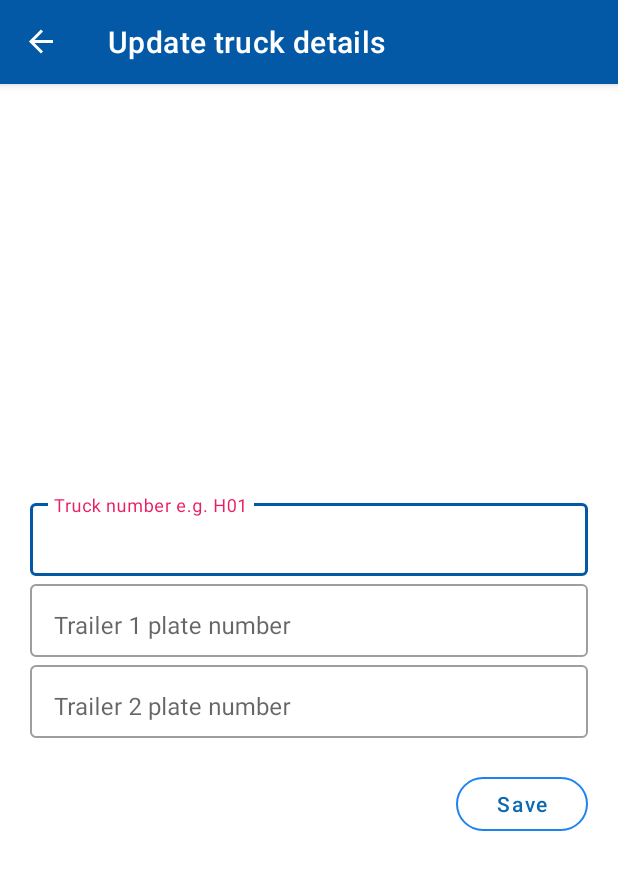
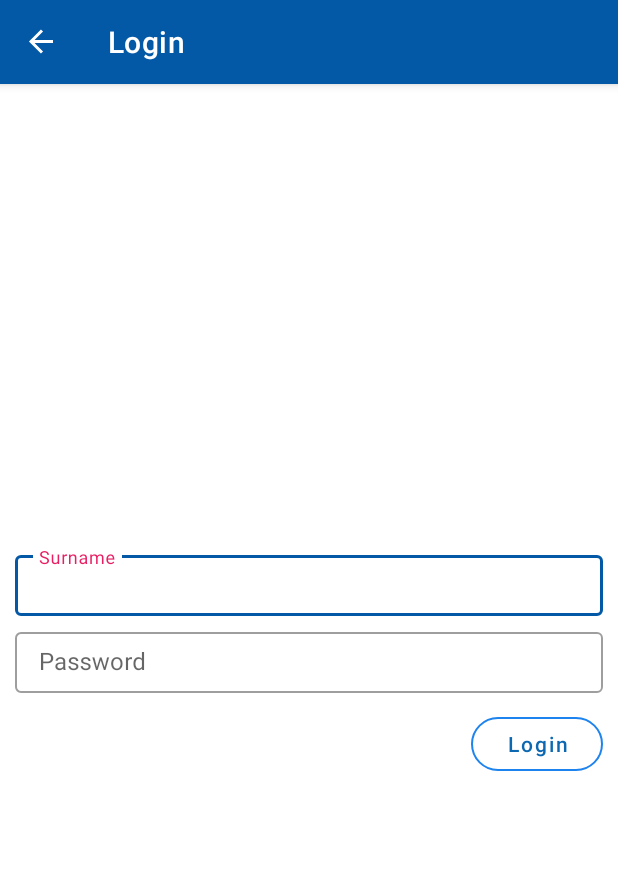
Before and after one commit to JVamcas/NamOps-Container-Drivers-Portal, an Android app: the screen it shows after launch (MainActivity), in the side drawer, after a tap on "My Truck", on a phone screen of 412 x 824 dp. Shown: the top 870 px of the screen. Run offline under Robolectric (Android 15) with nearby library versions, the phone set to English and light mode, and no system bars; our stand-ins replace Room's generated code, data binding, navigation-ui; libraries missing offline, so code that uses them is left out: com.skydoves.powerspinner, org.apache.commons; 31 statements that could not run were skipped.

Commit message:
auth working - tested

```diff
--- a/app/src/main/java/com/pet001kambala/namopscontainers/MainActivity.kt
+++ b/app/src/main/java/com/pet001kambala/namopscontainers/MainActivity.kt
@@ -2,6 +2,8 @@ package com.pet001kambala.namopscontainers
 
 import android.os.Bundle
 import android.view.MenuItem
+import android.view.View
+import android.widget.Toast
 import androidx.appcompat.app.AppCompatActivity
 import androidx.core.view.GravityCompat
 import androidx.lifecycle.ViewModelProvider
@@ -14,7 +16,10 @@ import androidx.navigation.ui.setupWithNavController
 import com.google.android.material.navigation.NavigationView
 import com.pet001kambala.namopscontainers.databinding.ActivityMainBinding
 import com.pet001kambala.namopscontainers.databinding.NavHeaderMainBinding
+import com.pet001kambala.namopscontainers.ui.account.AccountViewModel
 import com.pet001kambala.namopscontainers.ui.trip.TripViewModel
+import com.pet001kambala.namopscontainers.utils.Results
+import kotlinx.coroutines.ExperimentalCoroutinesApi
 
 class MainActivity : AppCompatActivity(), NavigationView.OnNavigationItemSelectedListener {
 
@@ -22,6 +27,7 @@ class MainActivity : AppCompatActivity(), NavigationView.OnNavigationItemSelecte
     private lateinit var binding: ActivityMainBinding
     private lateinit var navController: NavController
     private lateinit var tripModel: TripViewModel
+    private lateinit var accountModel: AccountViewModel
 
     override fun onCreate(savedInstanceState: Bundle?) {
         super.onCreate(savedInstanceState)
@@ -31,6 +37,7 @@ class MainActivity : AppCompatActivity(), NavigationView.OnNavigationItemSelecte
         setSupportActionBar(toolbar)
 
         tripModel = ViewModelProvider(this).get(TripViewModel::class.java)
+        accountModel = ViewModelProvider(this).get(AccountViewModel::class.java)
 
         navController = findNavController(R.id.nav_host_fragment)
 
@@ -42,15 +49,12 @@ class MainActivity : AppCompatActivity(), NavigationView.OnNavigationItemSelecte
         setupActionBarWithNavController(navController, appBarConfiguration)
         binding.navView.setupWithNavController(navController)
         binding.navView.setNavigationItemSelectedListener(this)
+
         val navBinding: NavHeaderMainBinding =
             NavHeaderMainBinding.bind(binding.navView.getHeaderView(0))
-//        accountModel.currentAccount.observe(this) {
-//            navBinding.user = it
-//            account = it
-//            it?.let {
-//                refreshMainActivity()
-//            }
-//        }
+        accountModel.currentDriver.observe(this) {
+            navBinding.user = it
+        }
     }
 
 
@@ -62,7 +66,6 @@ class MainActivity : AppCompatActivity(), NavigationView.OnNavigationItemSelecte
     override fun onNavigationItemSelected(item: MenuItem): Boolean {
         binding.drawerLayout.closeDrawer(GravityCompat.START)
         val curDest = navController.currentDestination?.id
-
 
         when (item.itemId) {
             R.id.nav_home -> {
@@ -76,4 +79,12 @@ class MainActivity : AppCompatActivity(), NavigationView.OnNavigationItemSelecte
         }
         return false
     }
+
+    @ExperimentalCoroutinesApi
+    fun onSignOut(view: View) {
+        accountModel.signOut().observe(this) { results ->
+            if (results is Results.Success<*>)
+                Toast.makeText(this, "Signed Out.", Toast.LENGTH_SHORT).show()
+        }
+    }
 }
--- /dev/null
+++ b/app/src/main/java/com/pet001kambala/namopscontainers/model/Auth.kt
@@ -0,0 +1,26 @@
+package com.pet001kambala.namopscontainers.model
+
+import androidx.databinding.Bindable
+import com.pet001kambala.namopscontainers.BR
+
+class Auth(
+
+): AbstractModel(){
+    @Bindable
+    var surname: String? = null
+        set(value) {
+            if (field != value) {
+                field = value
+                notifyPropertyChanged(BR.surname)
+            }
+        }
+
+    @Bindable
+    var passcode: String? = null
+        set(value) {
+            if (field != value) {
+                field = value
+                notifyPropertyChanged(BR.passcode)
+            }
+        }
+}
--- a/app/src/main/java/com/pet001kambala/namopscontainers/repo/AccountRepo.kt
+++ b/app/src/main/java/com/pet001kambala/namopscontainers/repo/AccountRepo.kt
@@ -1,4 +1,68 @@
 package com.pet001kambala.namopscontainers.repo
 
-class AccountRepo {
+import android.app.Application
+import com.google.gson.JsonParser
+import com.pet001kambala.namopscontainers.model.AbstractModel
+import com.pet001kambala.namopscontainers.model.Auth
+import com.pet001kambala.namopscontainers.model.Driver
+import com.pet001kambala.namopscontainers.model.Trip
+import com.pet001kambala.namopscontainers.utils.ParseUtil.Companion.convert
+import com.pet001kambala.namopscontainers.utils.Results
+import kotlinx.coroutines.Dispatchers
+import kotlinx.coroutines.flow.callbackFlow
+import kotlinx.coroutines.withContext
+import okhttp3.OkHttpClient
+import okhttp3.Request
+import java.lang.Exception
+import java.util.concurrent.Flow
+
+class AccountRepo(private val app: Application) {
+
+    val tripDao by lazy { TripDatabase.getDatabase(app).tripDao() }
+
+    suspend fun login(auth: Auth? = null): Results {
+
+        return try {
+            withContext(Dispatchers.IO) {
+
+                if (auth == null) {
+                    val driver = tripDao.loadCurrentDriver()
+                    val data = if (driver == null) arrayListOf() else arrayListOf(driver)
+                    Results.Success(data = data, code = Results.Success.CODE.LOAD_SUCCESS)
+                } else {
+                    tripDao.clearDriverTable()//remove any driver who was there
+
+                    val url =
+                        "http://160.242.10.200:8081/namops_driver_portal/drivers?surname=${auth.surname}&passcode=${auth.passcode}"
+                    val client = OkHttpClient.Builder().build()
+                    val request = Request.Builder()
+                        .url(url)
+                        .build()
+
+                    val results = client.newCall(request).execute()//wait for the results from api
+                    val data = results.body?.string()
+
+                    val jsonTree = JsonParser.parseString(data).asJsonObject
+
+                    when (jsonTree.get("Status").toString().replace("\"", "")) {
+                        "Success" -> {
+                            val jsonData = jsonTree.get("data").toString()
+                            val driver = jsonData.convert<Driver>()
+
+                            tripDao.insertDriver(driver)
+                            Results.Success(
+                                data = arrayListOf(driver).filterNotNull() as ArrayList<Driver>,
+                                code = Results.Success.CODE.LOAD_SUCCESS
+                            )
+                        }
+                        "Invalid Auth" -> Results.Error(AbstractModel.InvalidAuthCredException())
+
+                        else -> Results.Error(AbstractModel.ServerException())
+                    }
+                }
+            }
+        } catch (e: Exception) {
+            Results.Error(e)
+        }
+    }
 }
--- a/app/src/main/java/com/pet001kambala/namopscontainers/ui/AbstractFragment.kt
+++ b/app/src/main/java/com/pet001kambala/namopscontainers/ui/AbstractFragment.kt
@@ -1,6 +1,5 @@
 package com.pet001kambala.namopscontainers.ui
 
-import android.accounts.Account
 import android.app.Dialog
 import android.os.Bundle
 import android.view.Gravity
@@ -15,7 +14,6 @@ import androidx.fragment.app.activityViewModels
 import androidx.lifecycle.LifecycleOwner
 import androidx.lifecycle.LiveData
 import androidx.lifecycle.Observer
-import androidx.lifecycle.viewModelScope
 import androidx.navigation.NavController
 import androidx.navigation.findNavController
 import com.pet001kambala.namopscontainers.R
@@ -24,15 +22,14 @@ import com.pet001kambala.namopscontainers.databinding.WarningDialogBinding
 import com.pet001kambala.namopscontainers.model.Driver
 import com.pet001kambala.namopscontainers.model.Truck
 import com.pet001kambala.namopscontainers.ui.account.AccountViewModel
+import com.pet001kambala.namopscontainers.ui.account.LoginFragment
 import com.pet001kambala.namopscontainers.ui.home.HomeFragment
 import com.pet001kambala.namopscontainers.ui.trip.AbstractTripDetailsFragment
-import com.pet001kambala.namopscontainers.ui.trip.NewTripFragment
 import com.pet001kambala.namopscontainers.ui.trip.TripViewModel
 import com.pet001kambala.namopscontainers.utils.Results
 import com.pet001kambala.namopscontainers.utils.Results.Error.CODE.*
 import com.pet001kambala.namopscontainers.utils.Results.Success.CODE.*
 import kotlinx.coroutines.ExperimentalCoroutinesApi
-import kotlinx.coroutines.launch
 import java.util.concurrent.atomic.AtomicBoolean
 
 abstract class AbstractFragment : Fragment() {
@@ -41,11 +38,9 @@ abstract class AbstractFragment : Fragment() {
     lateinit var navController: NavController
     private lateinit var mProgressbarBinding: ProgressbarBinding
     val accountModel: AccountViewModel by activityViewModels()
-    val driver = Driver(firstName = "Sergio", lastName = "Figueiredo", passCode = "DR0001", id = 3)
+    var driver: Driver? = null
     var truck: Truck? = null
     val tripModel: TripViewModel by activityViewModels()
-
-    var currentAccount: Account? = null
 
     @ExperimentalCoroutinesApi
     override fun onViewCreated(view: View, savedInstanceState: Bundle?) {
@@ -53,22 +48,28 @@ abstract class AbstractFragment : Fragment() {
         handleBackClicks()
         navController = requireActivity().findNavController(R.id.nav_host_fragment)
 
-//        accountModel.authState.observe(viewLifecycleOwner, androidx.lifecycle.Observer {
-////            it?.let {
-////                if (it != AccountViewModel.AuthState.AUTHENTICATED
-////                    && this@AbstractFragment !is AbstractAuthFragment
-////                )
-////                    navController.navigate(R.id.action_global_nav_auth)
-////            }
-//        })
-        tripModel.currentTruck.observe(viewLifecycleOwner) {
+        tripModel.currentTruck.observe(requireActivity()) {
             it?.let {
                 truck = it
             }
         }
 
+        driver = accountModel.currentDriver.value
+        accountModel.currentDriver.observe(viewLifecycleOwner) {
+            if (driver == null && this@AbstractFragment !is LoginFragment)
+                navController.navigate(R.id.action_global_loginFragment)
+
+        }
+
+        when {
+            driver == null && this@AbstractFragment !is LoginFragment ->
+                navController.navigate(
+                    R.id.action_global_loginFragment
+                )
+            else -> {
+                driver?.let {
                     if (this is AbstractTripDetailsFragment || this is HomeFragment) {
-            tripModel.loadCurrentTrip(driver).observe(viewLifecycleOwner) { result ->
+                        tripModel.loadCurrentTrip(it).observe(requireActivity()) { result ->
                             when (result) {
                                 is Results.Loading -> showProgressBar("Loading current trip info...")
                                 is Results.Success<*> -> {
@@ -83,6 +84,10 @@ abstract class AbstractFragment : Fragment() {
                             }
                         }
                     }
+                }
+            }
+        }
+
     }
 
 
@@ -181,7 +186,7 @@ abstract class AbstractFragment : Fragment() {
                 INCORRECT_EMAIL_PASSWORD_COMBO -> showToast("Err: Incorrect email or password.")
                 INVALID_AUTH_CODE -> showToast("Err: Incorrect authentication code.")
                 PHONE_VERIFICATION_CODE_EXPIRED -> showToast("Err: Verification code expired.")
-                INVALID_CON_AUTH -> showToast("Err: Incorrect authentication details.")
+                INVALID_CON_AUTH -> showToast("Err: Incorrect surname or password.")
                 CONNECTION_TIMEOUT -> showToast("Err: Connection timeout.")
                 SERVER_ERR -> showToast("Err: Server error.")
                 NO_CONNECTION -> showToast("Err: No connection!")
--- a/app/src/main/java/com/pet001kambala/namopscontainers/ui/account/AccountViewModel.kt
+++ b/app/src/main/java/com/pet001kambala/namopscontainers/ui/account/AccountViewModel.kt
@@ -1,27 +1,49 @@
 package com.pet001kambala.namopscontainers.ui.account
 
+import android.app.Application
 import androidx.lifecycle.*
+import com.pet001kambala.namopscontainers.model.Auth
+import com.pet001kambala.namopscontainers.model.Driver
 import com.pet001kambala.namopscontainers.repo.AccountRepo
+import com.pet001kambala.namopscontainers.utils.Results
+import kotlinx.coroutines.ExperimentalCoroutinesApi
 
-class AccountViewModel: ViewModel() {
+class AccountViewModel(app: Application) : AndroidViewModel(app) {
 
-    private val accountRepo = AccountRepo()
+    private val accountRepo = AccountRepo(app)
 
-    enum class AuthState {
-        AUTHENTICATED, UNAUTHENTICATED, EMAIL_NOT_VERIFIED
+    private var _currentDriver = MutableLiveData<Driver>()
+    val currentDriver: LiveData<Driver> = _currentDriver
+
+
+    @ExperimentalCoroutinesApi
+    fun login(auth: Auth? = null): LiveData<Results> {
+        return liveData {
+            emit(Results.Loading)
+            try {
+                val results = accountRepo.login(auth = auth)
+                if (results is Results.Success<*>) {
+                    val data = results.data?.firstOrNull()
+                    _currentDriver.value = data as? Driver
+                }
+                emit(results)
+            } catch (e: Exception) {
+                emit(Results.Error(e))
+            }
+        }
     }
 
-    val authState = MutableLiveData<AuthState>()
-
-    private val userId = MutableLiveData<String>()
-
-//    @ExperimentalCoroutinesApi
-//    val currentAccount = userId.switchMap { userId ->
-////        liveData(context = viewModelScope.coroutineContext + Dispatchers.IO) {
-////            accountRepo.accountChangeListener(userId).collect {
-////                if (it is Results.Success<*> && !it.data.isNullOrEmpty())
-////                    emit(it.data.first() as Account)
-////            }
-////        }
-//    }
+    @ExperimentalCoroutinesApi
+    fun signOut(): LiveData<Results> {
+        return liveData {
+            emit(Results.Loading)
+            try {
+                accountRepo.tripDao.clearDriverTable()
+                _currentDriver = MutableLiveData<Driver>()
+                emit(Results.Success<Driver>(code = Results.Success.CODE.LOGOUT_SUCCESS))
+            } catch (e: Exception) {
+                emit(Results.Error(e))
+            }
+        }
+    }
 }
--- /dev/null
+++ b/app/src/main/java/com/pet001kambala/namopscontainers/ui/account/LoginFragment.kt
@@ -0,0 +1,72 @@
+package com.pet001kambala.namopscontainers.ui.account
+
+import android.os.Bundle
+import android.view.LayoutInflater
+import android.view.View
+import android.view.ViewGroup
+import androidx.lifecycle.viewModelScope
+import com.pet001kambala.namopscontainers.R
+import com.pet001kambala.namopscontainers.databinding.FragmentLoginBinding
+import com.pet001kambala.namopscontainers.model.Auth
+import com.pet001kambala.namopscontainers.repo.AccountRepo
+import com.pet001kambala.namopscontainers.ui.AbstractFragment
+import com.pet001kambala.namopscontainers.utils.Results
+import kotlinx.coroutines.ExperimentalCoroutinesApi
+import kotlinx.coroutines.launch
+
+open class LoginFragment : AbstractFragment() {
+
+    lateinit var binding: FragmentLoginBinding
+
+    override fun onCreateView(
+        inflater: LayoutInflater, container: ViewGroup?,
+        savedInstanceState: Bundle?
+    ): View {
+        // Inflate the layout for this fragment
+
+        binding = FragmentLoginBinding.inflate(inflater,container,false)
+        binding.auth = Auth()
+        return binding.root
+    }
+
+    @ExperimentalCoroutinesApi
+    override fun onViewCreated(view: View, savedInstanceState: Bundle?) {
+        super.onViewCreated(view, savedInstanceState)
+
+        accountModel.login().observeOnce(viewLifecycleOwner){results->
+            when(results){
+                is Results.Loading -> showProgressBar("Logging In...")
+                is Results.Success<*> ->{
+                    endProgressBar()
+                    if(!results.dataIfNotSeen.isNullOrEmpty()){
+                        showToast("Logged In.")
+                        navController.popBackStack(R.id.homeFragment,false)
+                    }
+                }
+                else -> {
+                    endProgressBar()
+                    parseRepoResults(results)
+                }
+            }
+        }
+
+        binding.loginBtn.setOnClickListener {
+            accountModel.login(binding.auth!!).observe(viewLifecycleOwner){results->
+                when(results){
+                    is Results.Loading -> showProgressBar("Logging In...")
+                    is Results.Success<*> ->{
+                        endProgressBar()
+                        if(!results.data.isNullOrEmpty()){
+                            showToast("Logged In.")
+                            navController.popBackStack(R.id.homeFragment,false)
+                        }
+                    }
+                    else -> {
+                        endProgressBar()
+                        parseRepoResults(results)
+                    }
+                }
+            }
+        }
+    }
+}
--- a/app/src/main/java/com/pet001kambala/namopscontainers/ui/home/HomeFragment.kt
+++ b/app/src/main/java/com/pet001kambala/namopscontainers/ui/home/HomeFragment.kt
@@ -70,7 +70,7 @@ class HomeFragment : AbstractFragment() {
                                 tripModel.viewModelScope.launch {
                                     localCopy?.trip?.containerScanDate = DateUtil.localDateToday()
                                     tripModel.updateTripDetails(
-                                        driver = driver,
+                                        driver = driver!!,
                                         localTrip = localCopy!!
                                     ).observe(viewLifecycleOwner) { results ->
                                         when (results) {
--- a/app/src/main/java/com/pet001kambala/namopscontainers/ui/trip/DropOffContainerFragment.kt
+++ b/app/src/main/java/com/pet001kambala/namopscontainers/ui/trip/DropOffContainerFragment.kt
@@ -72,7 +72,7 @@ class DropOffContainerFragment : AbstractTripDetailsFragment() {
                         jobCardCopy?.jobCardItemList = jobCardCopy?.filterPickedUpContainers(trip = localTrip.trip!!)
 
                         tripModel.completeTrip(
-                            driver = driver,
+                            driver = driver!!,
                             localTrip = localTripCopy,
                             jobCard = jobCardCopy!!
                         )
--- a/app/src/main/java/com/pet001kambala/namopscontainers/ui/trip/PickUpContainerFragment.kt
+++ b/app/src/main/java/com/pet001kambala/namopscontainers/ui/trip/PickUpContainerFragment.kt
@@ -91,7 +91,7 @@ class PickUpContainerFragment : AbstractTripDetailsFragment() {
                             jobCardCopy?.filterPickedUpContainers(trip = localTripCopy.trip!!)
 
                         tripModel.updateTripDetails(
-                            driver = driver,
+                            driver = driver!!,
                             localTrip = localTripCopy,
                             jobCard = jobCardCopy,
                             wasPickedUp = true
--- a/app/src/main/java/com/pet001kambala/namopscontainers/ui/trip/WeighEmptyTruckFragment.kt
+++ b/app/src/main/java/com/pet001kambala/namopscontainers/ui/trip/WeighEmptyTruckFragment.kt
@@ -39,7 +39,7 @@ class WeighEmptyTruckFragment : AbstractTripDetailsFragment() {
                     val localTripCopy = localTrip.copyOf()!!
                     localTripCopy.trip!!.tripStatus = TripStatus.PICK_UP
 
-                    tripModel.updateTripDetails(driver, localTripCopy)
+                    tripModel.updateTripDetails(driver!!, localTripCopy)
                         .observe(viewLifecycleOwner) { results ->
                             when (results) {
                                 is Results.Loading -> showProgressBar("Saving empty-truck weight...")
--- a/app/src/main/java/com/pet001kambala/namopscontainers/ui/trip/WeighFullContainerFragment.kt
+++ b/app/src/main/java/com/pet001kambala/namopscontainers/ui/trip/WeighFullContainerFragment.kt
@@ -44,7 +44,7 @@ class WeighFullContainerFragment : AbstractTripDetailsFragment() {
                     val localTripCopy = localTrip.copyOf()!!
                     localTripCopy.trip!!.tripStatus = TripStatus.DROP_OFF
 
-                    tripModel.updateTripDetails(driver, localTripCopy)
+                    tripModel.updateTripDetails(driver!!, localTripCopy)
                         .observe(viewLifecycleOwner) { results ->
                             when (results) {
                                 is Results.Loading -> showProgressBar("Saving truck weight...")
--- /dev/null
+++ b/app/src/main/res/layout/fragment_login.xml
@@ -0,0 +1,83 @@
+<?xml version="1.0" encoding="utf-8"?>
+<layout xmlns:android="http://schemas.android.com/apk/res/android"
+    xmlns:app="http://schemas.android.com/apk/res-auto"
+    xmlns:tools="http://schemas.android.com/tools">
+    <androidx.coordinatorlayout.widget.CoordinatorLayout
+        android:layout_width="match_parent"
+        android:layout_height="match_parent">
+        <androidx.constraintlayout.widget.ConstraintLayout
+            android:layout_width="match_parent"
+            android:layout_height="wrap_content"
+            android:layout_gravity="center"
+            android:orientation="vertical"
+            android:layout_marginStart="10dp"
+            android:layout_marginEnd="10dp"
+            tools:context=".ui.authentication.EmailRegistrationFragment">
+
+            <com.google.android.material.textfield.TextInputLayout
+                android:layout_width="match_parent"
+                android:layout_height="wrap_content"
+                android:id="@+id/email_layout"
+                android:layout_marginTop="5dp"
+                app:layout_constraintStart_toStartOf="parent"
+                app:layout_constraintTop_toTopOf="parent"
+
+                >
+                <com.google.android.material.textfield.TextInputEditText
+                    android:id="@+id/email"
+                    android:layout_width="fill_parent"
+                    android:layout_height="match_parent"
+                    android:padding="9dp"
+                    android:hint="@string/surname"
+                    android:inputType="textEmailAddress"
+                    android:text="@={auth.surname}"
+                    android:singleLine="true"
+                    editContent="@{auth.surname}"
+                    errorMsg="@{`Enter your surname.`}"
+                    /></com.google.android.material.textfield.TextInputLayout>
+
+            <com.google.android.material.textfield.TextInputLayout
+                android:layout_width="match_parent"
+                android:layout_height="wrap_content"
+                android:layout_marginTop="5dp"
+                android:id="@+id/password_layout"
+                app:layout_constraintStart_toStartOf="parent"
+                app:layout_constraintTop_toBottomOf="@id/email_layout"
+                >
+                <com.google.android.material.textfield.TextInputEditText
+                    android:id="@+id/password"
+                    android:layout_width="fill_parent"
+                    android:layout_height="match_parent"
+                    android:padding="9dp"
+                    android:hint="@string/password"
+                    android:text="@={auth.passcode}"
+                    android:inputType="textPassword"
+                    editContent="@{auth.passcode}"
+                    errorMsg="@{`Enter your password`}"
+                    /></com.google.android.material.textfield.TextInputLayout>
+
+            <com.google.android.material.button.MaterialButton
+                android:id="@+id/login_btn"
+                android:layout_width="wrap_content"
+                android:layout_height="wrap_content"
+                android:layout_marginTop="10dp"
+                android:layout_gravity="end"
+                android:textAllCaps="false"
+                style="@style/save_btn_outlined"
+                app:layout_constraintTop_toBottomOf="@id/password_layout"
+                app:layout_constraintEnd_toEndOf="parent"
+                android:text="@string/login_btn_txt"
+                surname="@{auth.surname}"
+                password="@{auth.passcode}"
+                />
+        </androidx.constraintlayout.widget.ConstraintLayout>
+    </androidx.coordinatorlayout.widget.CoordinatorLayout>
+
+    <data>
+        <import type="android.view.View"/>
+
+        <variable
+            name="auth"
+            type="com.pet001kambala.namopscontainers.model.Auth" />
+    </data>
+</layout>
--- a/app/src/main/res/navigation/nav_graph.xml
+++ b/app/src/main/res/navigation/nav_graph.xml
@@ -77,5 +77,10 @@
         tools:layout="@layout/fragment_weigh_full_container" />
     <action android:id="@+id/action_global_updateTruckDetailsFragment" app:destination="@id/updateTruckDetailsFragment" />
     <action android:id="@+id/action_global_homeFragment" app:destination="@id/homeFragment" />
+    <fragment
+        android:id="@+id/loginFragment"
+        android:name="com.pet001kambala.namopscontainers.ui.account.LoginFragment"
+        tools:layout="@layout/fragment_login"
+        android:label="Login" /><action android:id="@+id/action_global_loginFragment" app:destination="@id/loginFragment"/>
 
 </navigation>
--- a/app/src/main/res/values/strings.xml
+++ b/app/src/main/res/values/strings.xml
@@ -35,4 +35,7 @@
     <string name="extra_notes_if_any">Extra notes if any</string>
     <string name="yes_btn">Yes</string>
     <string name="no_btn">No</string>
+    <string name="password">Password</string>
+    <string name="login_btn_txt">Login</string>
+    <string name="surname">Surname</string>
 </resources>
```
Also changed, not shown: app/src/main/java/com/pet001kambala/namopscontainers/repo/JobCardRepo.kt (+4 -4 lines), app/src/main/java/com/pet001kambala/namopscontainers/repo/TripRepo.kt (+37 -35 lines), app/src/main/java/com/pet001kambala/namopscontainers/ui/jobcard/JobCardListFragment.kt (+9 -5 lines), app/src/main/java/com/pet001kambala/namopscontainers/ui/trip/NewTripFragment.kt (+3 -5 lines), app/src/main/java/com/pet001kambala/namopscontainers/ui/trip/TripViewModel.kt (+33 -5 lines), app/src/main/java/com/pet001kambala/namopscontainers/utils/BindingUtil.kt (+13 -0 lines). Lines whose indentation alone changed are shown as unchanged.
